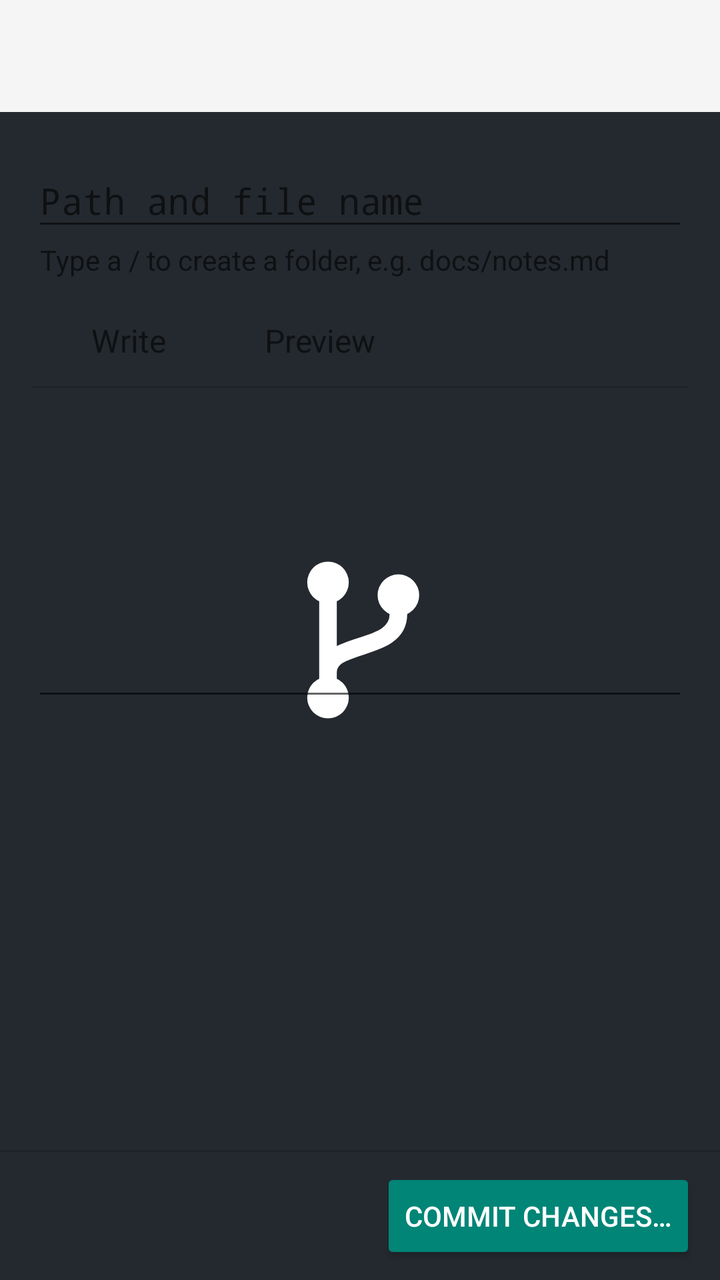
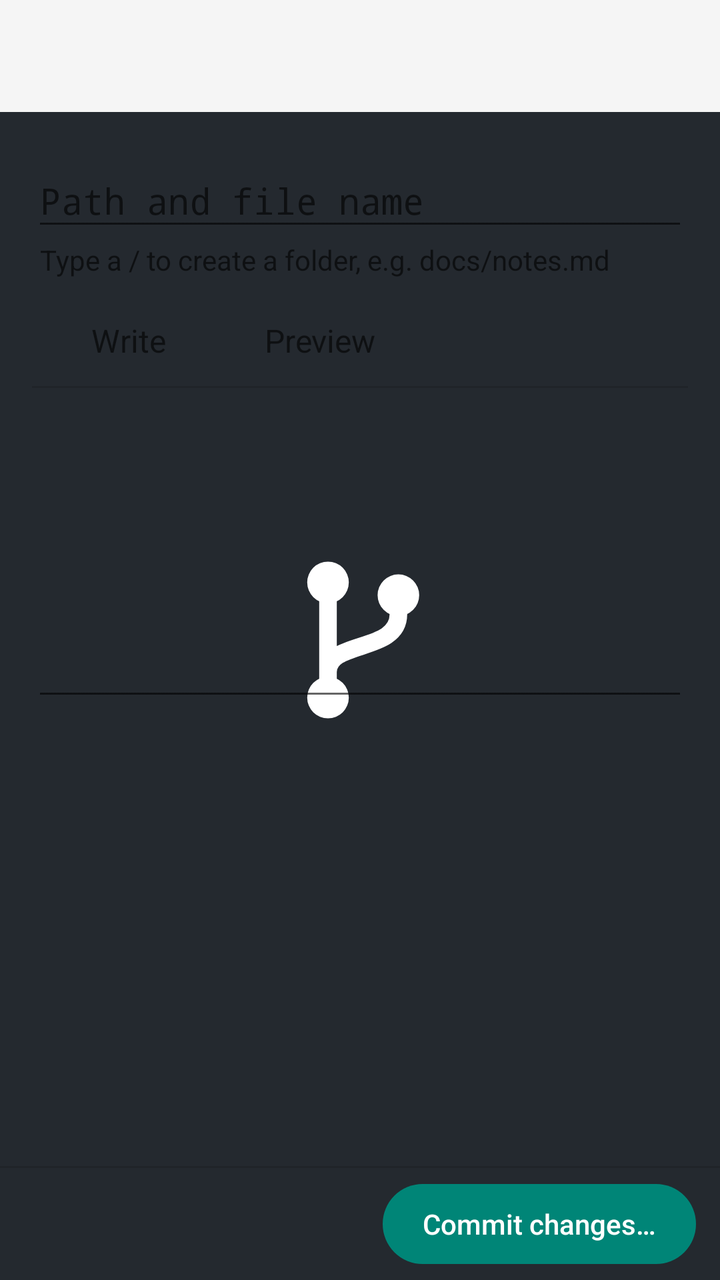

Screens rendered from an Android XML layout before and after an edit, with the pre-edit source and the edit as a unified diff.
<!-- AndroidManifest.xml: application theme SplashTheme -->
<!-- res/layout/activity_edit_file.xml -->
<?xml version="1.0" encoding="utf-8"?>
<LinearLayout
    xmlns:android="http://schemas.android.com/apk/res/android"
    android:orientation="vertical"
    android:layout_width="match_parent"
    android:layout_height="match_parent">

    <include layout="@layout/layout_appbar"/>

    <FrameLayout
        android:layout_width="match_parent"
        android:layout_height="0dp"
        android:layout_weight="1">

        <androidx.core.widget.NestedScrollView
            android:layout_width="match_parent"
            android:layout_height="match_parent">

            <LinearLayout
                android:layout_width="match_parent"
                android:layout_height="wrap_content"
                android:orientation="vertical"
                android:paddingStart="@dimen/spacing_large"
                android:paddingEnd="@dimen/spacing_large"
                android:paddingTop="@dimen/spacing_normal"
                android:paddingBottom="@dimen/spacing_large">

                <com.google.android.material.textfield.TextInputLayout
                    android:id="@+id/path_layout"
                    android:layout_width="match_parent"
                    android:layout_height="wrap_content"
                    android:hint="@string/file_path">
                    <com.google.android.material.textfield.TextInputEditText
                        android:id="@+id/path_edit"
                        android:layout_width="match_parent"
                        android:layout_height="wrap_content"
                        android:inputType="text|textNoSuggestions|textUri"
                        android:maxLines="2"
                        android:typeface="monospace"/>
                </com.google.android.material.textfield.TextInputLayout>

                <TextView
                    android:id="@+id/path_hint"
                    android:layout_width="match_parent"
                    android:layout_height="wrap_content"
                    android:layout_marginStart="@dimen/spacing_mini"
                    android:layout_marginBottom="@dimen/spacing_small"
                    android:text="@string/file_path_hint"
                    android:textSize="@dimen/text_small"
                    android:textColor="?android:textColorSecondary"/>

                <include
                    android:id="@+id/content_editor"
                    layout="@layout/layout_markdown_write_preview"/>

            </LinearLayout>
        </androidx.core.widget.NestedScrollView>

        <ProgressBar
            android:id="@+id/loader"
            style="@style/Widget.AppCompat.ProgressBar.Horizontal"
            android:layout_width="match_parent"
            android:layout_height="wrap_content"
            android:layout_gravity="top"
            android:indeterminate="true"
            android:visibility="gone"/>
    </FrameLayout>

    <View
        android:layout_width="match_parent"
        android:layout_height="1dp"
        android:background="?android:listDivider"/>

    <LinearLayout
        android:layout_width="match_parent"
        android:layout_height="wrap_content"
        android:orientation="horizontal"
        android:gravity="center_vertical"
        android:paddingStart="@dimen/spacing_large"
        android:paddingEnd="@dimen/spacing_normal"
        android:paddingTop="@dimen/spacing_small"
        android:paddingBottom="@dimen/spacing_small">
        <TextView
            android:id="@+id/branch_text"
            android:layout_width="0dp"
            android:layout_height="wrap_content"
            android:layout_weight="1"
            android:layout_marginEnd="@dimen/spacing_small"
            android:paddingTop="@dimen/spacing_small"
            android:paddingBottom="@dimen/spacing_small"
            android:background="?attr/selectableItemBackground"
            android:maxLines="1"
            android:ellipsize="middle"
            android:textSize="@dimen/text_normal"
            android:textColor="?attr/colorAccent"/>
        <Button
            android:id="@+id/commit_bn"
            style="@style/Widget.AppCompat.Button.Colored"
            android:layout_width="wrap_content"
            android:layout_height="wrap_content"
            android:text="@string/commit_changes"/>
    </LinearLayout>

</LinearLayout>
<!-- res/layout/layout_appbar.xml (included above) -->
<?xml version="1.0" encoding="utf-8"?>
<com.google.android.material.appbar.AppBarLayout
    xmlns:android="http://schemas.android.com/apk/res/android"
    xmlns:app="http://schemas.android.com/apk/res-auto"
    android:id="@+id/app_bar"
    android:layout_width="match_parent"
    android:layout_height="wrap_content"
    android:theme="?appbar_theme">

    <androidx.appcompat.widget.Toolbar
        android:id="@+id/toolbar"
        android:layout_width="match_parent"
        android:layout_height="?attr/actionBarSize"
        android:background="?attr/colorPrimary"
        app:popupTheme="?popup_theme">

    </androidx.appcompat.widget.Toolbar>

    <com.google.android.material.tabs.TabLayout
        android:id="@+id/tab_layout"
        android:layout_width="match_parent"
        android:layout_height="wrap_content"
        android:visibility="gone"
        app:tabGravity="fill"
        app:tabMode="fixed"
        app:tabTextAppearance="@style/TextAppearance.Design.Tab"
        app:tabSelectedTextColor="?title_color"/>

</com.google.android.material.appbar.AppBarLayout>
<!-- res/layout/layout_markdown_write_preview.xml (included above) -->
<?xml version="1.0" encoding="utf-8"?>
<LinearLayout
    xmlns:android="http://schemas.android.com/apk/res/android"
    xmlns:app="http://schemas.android.com/apk/res-auto"
    android:layout_width="match_parent"
    android:layout_height="wrap_content"
    android:orientation="vertical">

    <LinearLayout
        android:id="@+id/md_tabs"
        android:layout_width="match_parent"
        android:layout_height="wrap_content"
        android:orientation="horizontal">
        <TextView
            android:id="@+id/md_tab_write"
            style="@style/MarkdownTab"
            android:text="@string/write"/>
        <TextView
            android:id="@+id/md_tab_preview"
            style="@style/MarkdownTab"
            android:text="@string/preview"/>
    </LinearLayout>

    <View
        android:id="@+id/md_tabs_divider"
        android:layout_width="match_parent"
        android:layout_height="1dp"
        android:background="?android:listDivider"/>

    <com.google.android.material.textfield.TextInputLayout
        android:id="@+id/md_input_layout"
        android:layout_width="match_parent"
        android:layout_height="wrap_content"
        android:layout_marginTop="@dimen/spacing_mini">
        <com.google.android.material.textfield.TextInputEditText
            android:id="@+id/md_edit"
            android:layout_width="match_parent"
            android:layout_height="wrap_content"
            android:inputType="textMultiLine|textCapSentences"
            android:gravity="top|start"
            android:minLines="6"/>
    </com.google.android.material.textfield.TextInputLayout>

    <FrameLayout
        android:id="@+id/md_preview_container"
        android:layout_width="match_parent"
        android:layout_height="wrap_content"
        android:minHeight="160dp"
        android:visibility="gone">
        <com.thirtydegreesray.openhub.ui.widget.webview.CodeWebView
            android:id="@+id/md_preview_web"
            android:layout_width="match_parent"
            android:layout_height="wrap_content"
            app:webview_background="?android:windowBackground"/>
        <TextView
            android:id="@+id/md_preview_empty"
            android:layout_width="match_parent"
            android:layout_height="wrap_content"
            android:padding="@dimen/spacing_large"
            android:gravity="center"
            android:text="@string/nothing_to_preview"
            android:textColor="?android:textColorSecondary"
            android:visibility="gone"/>
        <ProgressBar
            android:id="@+id/md_preview_loader"
            style="@style/Widget.AppCompat.ProgressBar.Horizontal"
            android:layout_width="match_parent"
            android:layout_height="wrap_content"
            android:layout_gravity="top"
            android:indeterminate="true"
            android:visibility="gone"/>
    </FrameLayout>

</LinearLayout>
<!-- resources referenced by this layout -->
<resources>
  <dimen name="spacing_large">16dp</dimen>
  <dimen name="spacing_mini">4dp</dimen>
  <dimen name="spacing_normal">12dp</dimen>
  <dimen name="spacing_small">8dp</dimen>
  <dimen name="text_normal">16sp</dimen>
  <dimen name="text_small">14sp</dimen>
  <string name="commit_changes">Commit changes…</string>
  <string name="file_path">Path and file name</string>
  <string name="file_path_hint">Type a / to create a folder, e.g. docs/notes.md</string>
  <string name="nothing_to_preview">Nothing to preview</string>
  <string name="preview">Preview</string>
  <string name="write">Write</string>
  <style name="MarkdownTab">
          <item name="android:layout_width">wrap_content</item>
          <item name="android:layout_height">wrap_content</item>
          <item name="android:minWidth">96dp</item>
          <item name="android:gravity">center</item>
          <item name="android:paddingTop">@dimen/spacing_normal</item>
          <item name="android:paddingBottom">@dimen/spacing_normal</item>
          <item name="android:paddingStart">@dimen/spacing_large</item>
          <item name="android:paddingEnd">@dimen/spacing_large</item>
          <item name="android:textSize">@dimen/text_normal</item>
          <item name="android:textColor">?android:textColorSecondary</item>
          <item name="android:maxLines">1</item>
      </style>
  <style name="SplashTheme" parent="Theme.AppCompat.Light.NoActionBar">
          
          <item name="android:statusBarColor">@color/transparent</item>
          
          <item name="android:windowBackground">@drawable/splash_screen_drawable</item>
          
      </style>
  <color name="transparent">#00FFFFFF</color>
  <!-- drawable splash_screen_drawable (drawable) -->
  <layer-list xmlns:android="http://schemas.android.com/apk/res/android">
      <item>
          <shape>
              <solid android:color="@color/logo_background"/>
          </shape>
      </item>
      <item
          android:width="144dp"
          android:height="144dp"
          android:gravity="center">
          <vector
              android:width="144dp"
              android:height="144dp"
              android:viewportWidth="108"
              android:viewportHeight="108">
              <group
                  android:pivotX="54"
                  android:pivotY="54"
                  android:scaleX="1.2"
                  android:scaleY="1.2">
                  <path
                      android:pathData="M44,40 L44,68 M66,46 C66,58 44,54 44,64"
                      android:strokeColor="#FFFFFF"
                      android:strokeWidth="5.5"
                      android:strokeLineCap="round"/>
                  <path
                      android:fillColor="#FFFFFF"
                      android:pathData="M37.5,36 a6.5,6.5 0 1,0 13,0 a6.5,6.5 0 1,0 -13,0 Z M37.5,72 a6.5,6.5 0 1,0 13,0 a6.5,6.5 0 1,0 -13,0 Z M59.5,40 a6.5,6.5 0 1,0 13,0 a6.5,6.5 0 1,0 -13,0 Z"/>
              </group>
          </vector>
      </item>
  </layer-list>
  <color name="logo_background">#24292F</color>
</resources>

<!-- the commit's change to res/layout/activity_edit_file.xml (unified diff, before → after) -->
@@ -95,7 +95,7 @@
             android:textColor="?attr/colorAccent"/>
         <Button
             android:id="@+id/commit_bn"
-            style="@style/Widget.AppCompat.Button.Colored"
+            style="@style/OpenHubButton"
             android:layout_width="wrap_content"
             android:layout_height="wrap_content"
             android:text="@string/commit_changes"/>
<!-- resource entries referenced after the edit -->
@@ -25,6 +25,18 @@
           <item name="android:textColor">?android:textColorSecondary</item>
           <item name="android:maxLines">1</item>
       </style>
+  <style name="OpenHubButton" parent="Widget.AppCompat.Button">
+          <item name="android:background">@drawable/btn_filled</item>
+          <item name="android:textColor">@color/btn_filled_text</item>
+          <item name="android:textAllCaps">false</item>
+          <item name="android:textSize">14sp</item>
+          <item name="android:fontFamily">sans-serif-medium</item>
+          <item name="android:minHeight">40dp</item>
+          <item name="android:minWidth">64dp</item>
+          <item name="android:paddingStart">20dp</item>
+          <item name="android:paddingEnd">20dp</item>
+          <item name="android:stateListAnimator">@animator/btn_press</item>
+      </style>
   <style name="SplashTheme" parent="Theme.AppCompat.Light.NoActionBar">
           
           <item name="android:statusBarColor">@color/transparent</item>
@@ -32,6 +44,17 @@
           <item name="android:windowBackground">@drawable/splash_screen_drawable</item>
           
       </style>
+  <!-- drawable btn_filled (drawable) -->
+  <?xml version="1.0" encoding="utf-8"?>
+  <ripple xmlns:android="http://schemas.android.com/apk/res/android"
+      android:color="#40FFFFFF">
+      <item>
+          <shape android:shape="rectangle">
+              <corners android:radius="20dp"/>
+              <solid android:color="@color/btn_filled_fill"/>
+          </shape>
+      </item>
+  </ripple>
   <color name="transparent">#00FFFFFF</color>
   <!-- drawable splash_screen_drawable (drawable) -->
   <layer-list xmlns:android="http://schemas.android.com/apk/res/android">
